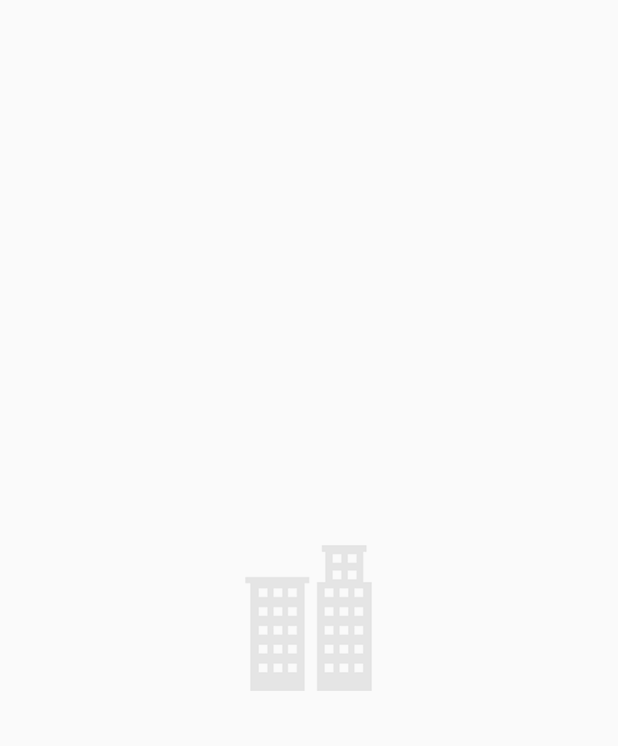
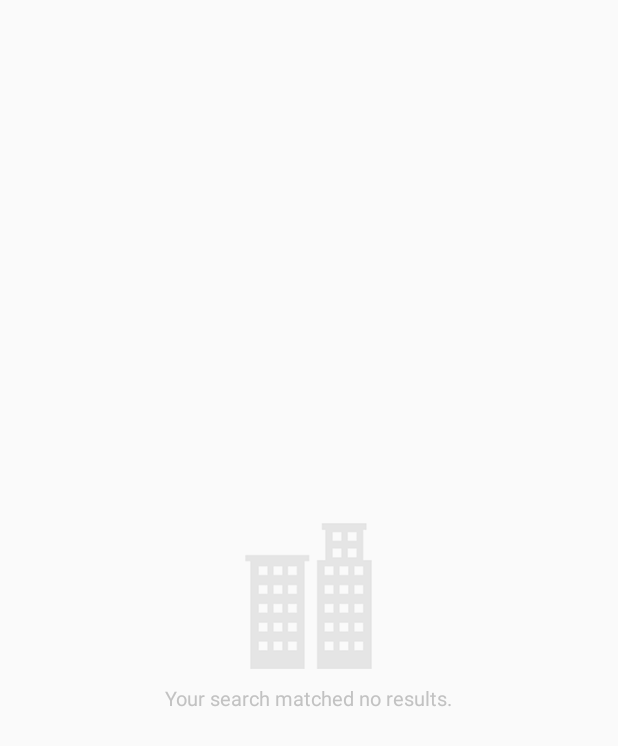
Before and after one commit to shubhamsharmacs/DrawerWithSwipeTabs, an Android app: the layout custom_empty_view.xml on its own in the app's theme, with its tools: preview values and no code run, on a phone screen of 412 x 824 dp. Shown: the top 746 px of the screen. Run offline under Robolectric (Android 15) with nearby library versions, the phone set to English and light mode, and no system bars.

Commit message:
Displays friendly empty/error message at results screen

```diff
--- a/eDirectory/src/main/res/layout/custom_empty_view.xml
+++ b/eDirectory/src/main/res/layout/custom_empty_view.xml
@@ -5,14 +5,24 @@
     android:orientation="vertical"
     android:layout_width="match_parent"
     android:layout_height="match_parent"
+    android:padding="@dimen/spacingLarge"
     android:gravity="center">
 
 
     <ImageView
         android:layout_width="wrap_content"
         android:layout_height="wrap_content"
-        android:id="@id/eventOverviewFavorite"
-        android:layout_gravity="center_horizontal"
+        android:id="@id/image"
+        android:scaleType="fitCenter"
+        android:adjustViewBounds="true"
         tools:src="@drawable/no_business" />
 
+    <TextView
+        style="@style/noResultsText"
+        android:layout_marginTop="@dimen/spacingMedium"
+        android:id="@+id/text1"
+        tools:text="Your search matched no results."
+        android:layout_width="wrap_content"
+        android:layout_height="wrap_content" />
+
 </LinearLayout>
--- a/eDirectory/src/main/res/values/colors.xml
+++ b/eDirectory/src/main/res/values/colors.xml
@@ -5,6 +5,7 @@
     <color name="textColorSecondary">#ff363536</color>
     <color name="textColorTertiary">#ff686868</color>
     <color name="textColorExtras">#ff3498db</color>
+    <color name="textColorNoResults">#ffc2c2c2</color>
 
     <color name="textColorPrimaryInverse">#ffffffff</color>
     <color name="textColorSecondaryInverse">#ffDDDDDD</color>
--- a/eDirectory/src/main/res/values/strings.xml
+++ b/eDirectory/src/main/res/values/strings.xml
@@ -8,6 +8,8 @@
         <item>Event</item>
     </string-array>
 
+    <string name="oops_something_went_wrong">Oops&#8230; something went wrong.</string>
+    <string name="your_search_matched_no_results">Your search matched no results.</string>
     <string name="alert_progress_authenticating">Authenticating&#8230;</string>
     <string name="alert_title_fail">Fail</string>
     <string name="alert_message_fail">Something was wrong.\n<xliff:g id="detail">%1$s</xliff:g></string>
--- a/eDirectory/src/main/res/values/theme.xml
+++ b/eDirectory/src/main/res/values/theme.xml
@@ -3,6 +3,13 @@
 
     <style name="AppBackground">
         <item name="android:background">@color/appBackground</item>
+    </style>
+
+    <!-- Empty results -->
+    <style name="noResultsText" parent="@android:style/TextAppearance.Large">
+        <item name="android:fontFamily">sans-serif</item>
+        <item name="android:textColor">@color/textColorNoResults</item>
+        <item name="android:textSize">@dimen/textSizeSmall</item>
     </style>
 
     <!-- Login -->
```
Also changed, not shown: eDirectory/src/main/java/com/arcasolutions/ui/fragment/ModuleResultFragment.java (+10 -5 lines), eDirectory/src/main/java/com/arcasolutions/util/EmptyListViewHelper.java (+57 -10 lines), eDirectory/src/main/res/drawable-hdpi/no_results.png (added), eDirectory/src/main/res/drawable-hdpi/oops.png (added), eDirectory/src/main/res/drawable-mdpi/no_results.png (added), eDirectory/src/main/res/drawable-mdpi/oops.png (added), eDirectory/src/main/res/drawable-xhdpi/no_results.png (added), eDirectory/src/main/res/drawable-xhdpi/oops.png (added).
